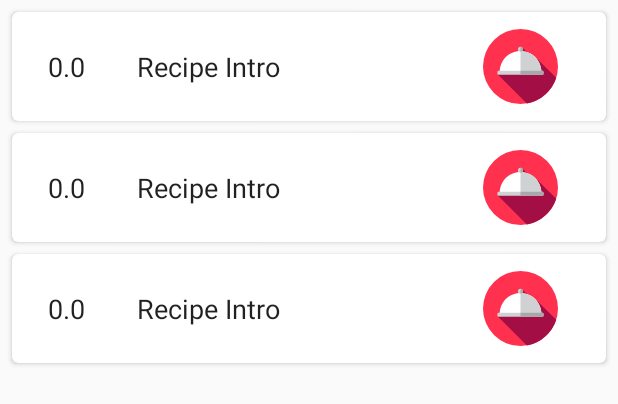
After one commit to emmaunel/BakingAppNano, an Android app: the layout recipe_step_list.xml on its own in the app's theme, with its tools: preview values and no code run, on a phone screen of 412 x 824 dp. The commit adds this screen. Shown: the top 404 px of the screen. Run offline under Robolectric (Android 15) with nearby library versions, the phone set to English and light mode, and no system bars.

Commit message:
Working on the Recipe Step Activity

```diff
--- a/app/src/main/AndroidManifest.xml
+++ b/app/src/main/AndroidManifest.xml
@@ -2,6 +2,7 @@
 <manifest xmlns:android="http://schemas.android.com/apk/res/android"
     package="com.wordpress.ayo218.bakingapp">
 
+    <uses-permission android:name="android.permission.ACCESS_NETWORK_STATE" />
     <uses-permission android:name="android.permission.INTERNET" />
 
     <application
--- a/app/src/main/java/com/wordpress/ayo218/bakingapp/api/RecipesApiCallback.java
+++ b/app/src/main/java/com/wordpress/ayo218/bakingapp/api/RecipesApiCallback.java
@@ -1,4 +1,7 @@
 package com.wordpress.ayo218.bakingapp.api;
 
-public class RecipesApiCallback {
+public interface RecipesApiCallback<T> {
+
+    void onResponse(T result);
+    void onCancel();
 }
--- a/app/src/main/java/com/wordpress/ayo218/bakingapp/api/RecipesApiService.java
+++ b/app/src/main/java/com/wordpress/ayo218/bakingapp/api/RecipesApiService.java
@@ -7,7 +7,7 @@ import java.util.List;
 import retrofit2.Call;
 import retrofit2.http.GET;
 
-public interface RecipesApiService {
+interface RecipesApiService {
 
     @GET("topher/2017/May/59121517_baking/baking.json")
     Call<List<Recipes>> getRecipes();
--- /dev/null
+++ b/app/src/main/java/com/wordpress/ayo218/bakingapp/listerner/OnItemClickListener.java
@@ -0,0 +1,5 @@
+package com.wordpress.ayo218.bakingapp.listerner;
+
+public interface OnItemClickListener {
+    void onItemClick(int position);
+}
--- /dev/null
+++ b/app/src/main/res/layout/recipe_step_list.xml
@@ -0,0 +1,13 @@
+<?xml version="1.0" encoding="utf-8"?>
+<android.support.constraint.ConstraintLayout xmlns:android="http://schemas.android.com/apk/res/android"
+    android:layout_width="match_parent"
+    android:layout_height="match_parent"
+    xmlns:tools="http://schemas.android.com/tools">
+
+    <android.support.v7.widget.RecyclerView
+        android:id="@+id/recipe_step_list_recycler"
+        android:padding="4dp"
+        android:layout_width="match_parent"
+        android:layout_height="match_parent"
+        tools:listitem="@layout/recipe_step_list_item"/>
+</android.support.constraint.ConstraintLayout>
--- /dev/null
+++ b/app/src/main/res/layout/recipe_step_list_item.xml
@@ -0,0 +1,53 @@
+<?xml version="1.0" encoding="utf-8"?>
+<android.support.v7.widget.CardView xmlns:android="http://schemas.android.com/apk/res/android"
+    android:layout_width="match_parent"
+    android:layout_height="wrap_content"
+    xmlns:app="http://schemas.android.com/apk/res-auto"
+    xmlns:tools="http://schemas.android.com/tools"
+    app:cardElevation="2dp"
+    android:clickable="true"
+    android:focusable="true"
+    android:layout_margin="4dp"
+    app:cardCornerRadius="4dp"
+    android:foreground="?android:attr/selectableItemBackground">
+
+    <RelativeLayout
+        android:padding="8dp"
+        android:layout_width="match_parent"
+        android:layout_height="match_parent">
+
+        <TextView
+            android:id="@+id/steps_number"
+            android:layout_width="30dp"
+            android:layout_height="wrap_content"
+            android:layout_marginBottom="16dp"
+            android:layout_marginLeft="16dp"
+            android:layout_marginStart="16dp"
+            android:layout_marginTop="16dp"
+            android:textAppearance="?attr/textAppearanceListItem"
+            android:textSize="18sp"
+            tools:text="0.0" />
+
+        <TextView
+            android:id="@+id/steps_name"
+            android:layout_width="wrap_content"
+            android:layout_height="wrap_content"
+            android:layout_alignParentStart="true"
+            android:layout_centerVertical="true"
+            android:layout_marginStart="75dp"
+            android:textAppearance="?attr/textAppearanceListItem"
+            android:textSize="18sp"
+            tools:text="Recipe Intro" />
+
+        <ImageView
+            android:id="@+id/steps_play_btn"
+            android:layout_width="wrap_content"
+            android:layout_height="wrap_content"
+            android:layout_alignParentEnd="true"
+            android:layout_centerVertical="true"
+            android:layout_marginEnd="24dp"
+            android:contentDescription="Start Button"
+            app:srcCompat="@drawable/ic_dinner" />
+    </RelativeLayout>
+
+</android.support.v7.widget.CardView>
--- a/app/src/main/res/layout/recipes_list_item.xml
+++ b/app/src/main/res/layout/recipes_list_item.xml
@@ -1,6 +1,4 @@
 <?xml version="1.0" encoding="utf-8"?>
-
-
     <android.support.v7.widget.CardView
         xmlns:android="http://schemas.android.com/apk/res/android"
         xmlns:app="http://schemas.android.com/apk/res-auto"
```
Also changed, not shown: app/src/main/java/com/wordpress/ayo218/bakingapp/adapter/RecipeDetailAdapter.java (added, +68 -0 lines), app/src/main/java/com/wordpress/ayo218/bakingapp/adapter/RecipesAdapter.java (+12 -9 lines), app/src/main/java/com/wordpress/ayo218/bakingapp/api/RecipesApiManager.java (+57 -1 lines), app/src/main/java/com/wordpress/ayo218/bakingapp/model/Ingredients.java (+44 -5 lines), app/src/main/java/com/wordpress/ayo218/bakingapp/model/Recipes.java (+54 -15 lines), app/src/main/java/com/wordpress/ayo218/bakingapp/model/Step.java (added, +94 -0 lines), app/src/main/java/com/wordpress/ayo218/bakingapp/ui/activity/RecipeDetailActivity.java (+42 -1 lines), app/src/main/java/com/wordpress/ayo218/bakingapp/ui/fragment/RecipesFragment.java (+75 -49 lines), app/src/main/res/layout/activity_recipe_detail.xml (+9 -3 lines), app/src/main/res/layout/recipes_list.xml (+11 -6 lines).
